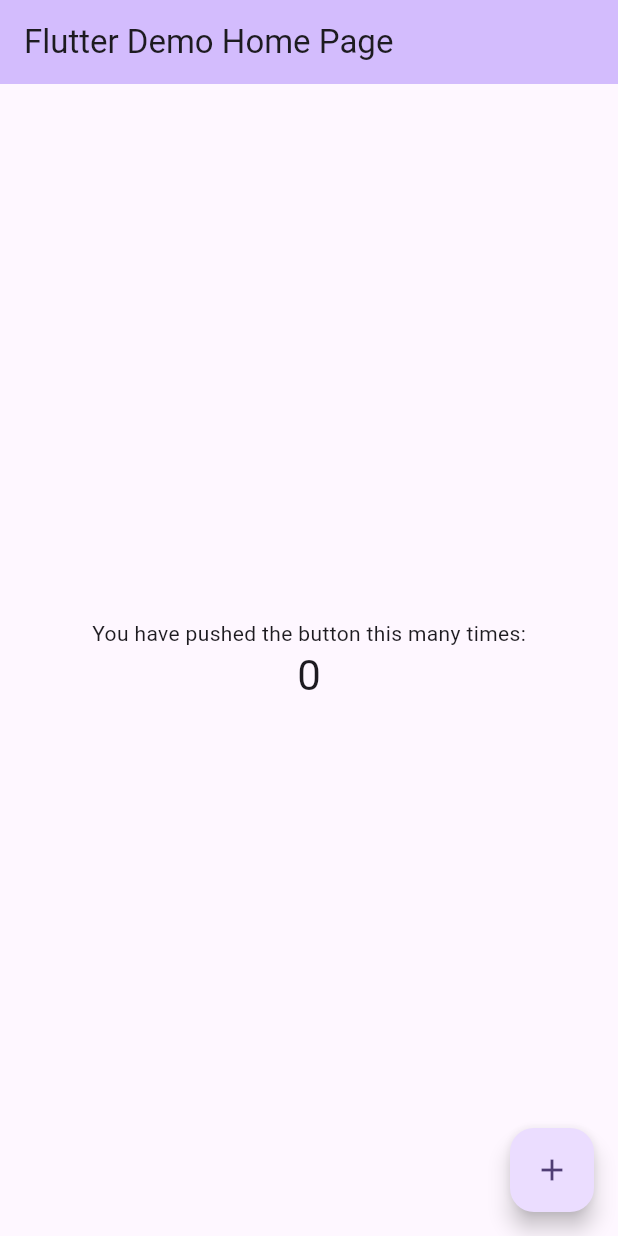
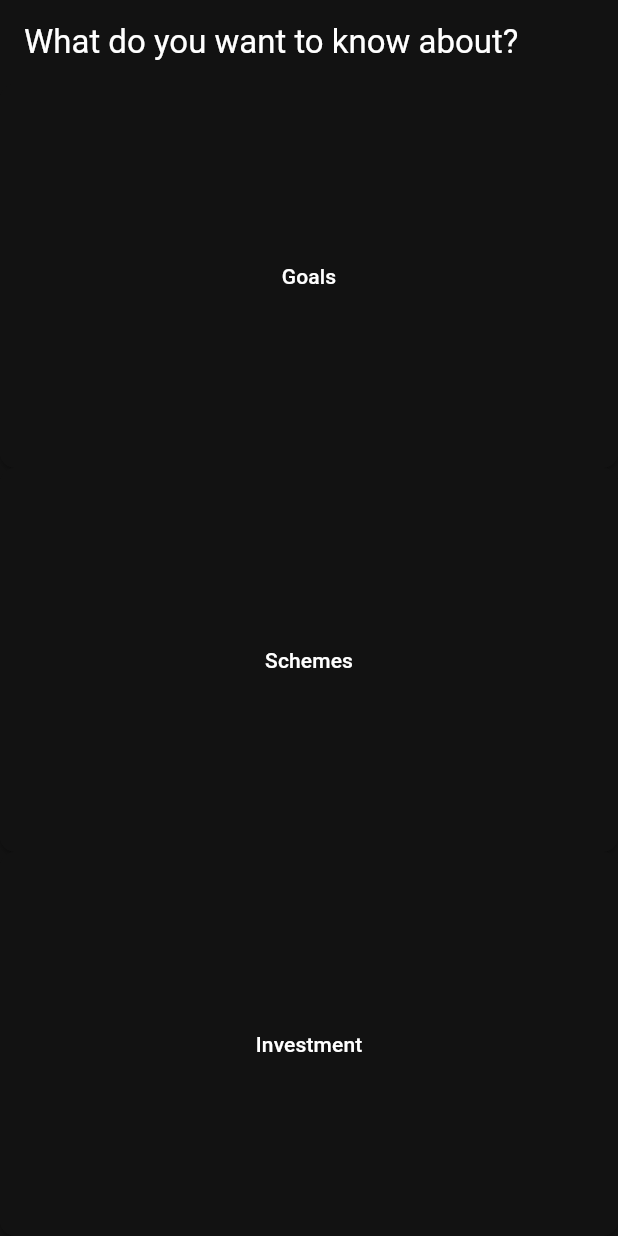
Before and after one commit to pranjalipilankar/finwise, a Flutter app: the screen it shows after launch, on a phone screen of 412 x 824 dp. Run offline on Flutter 3.47's test engine with Material 3 defaults, Android fonts, the light colour scheme and no system bars; our stand-ins replace appwrite.

Commit message:
Added choice page, schemes basic page, goals page

```diff
--- a/lib/main.dart
+++ b/lib/main.dart
@@ -1,125 +1,25 @@
+import 'package:finwise/screens/choice_screen.dart';
 import 'package:flutter/material.dart';
+
+final theme = ThemeData(
+  colorScheme: const ColorScheme.dark().copyWith(
+    primary: Colors.white,
+    secondary: Colors.blue[800],
+      ),
+);
+
 
 void main() {
   runApp(const MyApp());
 }
 
-class MyApp extends StatelessWidget {
+class MyApp extends StatelessWidget{
   const MyApp({super.key});
-
-  // This widget is the root of your application.
   @override
-  Widget build(BuildContext context) {
+  Widget build(BuildContext context){
     return MaterialApp(
-      title: 'Flutter Demo',
-      theme: ThemeData(
-        // This is the theme of your application.
-        //
-        // TRY THIS: Try running your application with "flutter run". You'll see
-        // the application has a purple toolbar. Then, without quitting the app,
-        // try changing the seedColor in the colorScheme below to Colors.green
-        // and then invoke "hot reload" (save your changes or press the "hot
-        // reload" button in a Flutter-supported IDE, or press "r" if you used
-        // the command line to start the app).
-        //
-        // Notice that the counter didn't reset back to zero; the application
-        // state is not lost during the reload. To reset the state, use hot
-        // restart instead.
-        //
-        // This works for code too, not just values: Most code changes can be
-        // tested with just a hot reload.
-        colorScheme: ColorScheme.fromSeed(seedColor: Colors.deepPurple),
-        useMaterial3: true,
-      ),
-      home: const MyHomePage(title: 'Flutter Demo Home Page'),
+      theme: theme,
+      home: const ChoiceScreen(),
     );
   }
 }
-
-class MyHomePage extends StatefulWidget {
-  const MyHomePage({super.key, required this.title});
-
-  // This widget is the home page of your application. It is stateful, meaning
-  // that it has a State object (defined below) that contains fields that affect
-  // how it looks.
-
-  // This class is the configuration for the state. It holds the values (in this
-  // case the title) provided by the parent (in this case the App widget) and
-  // used by the build method of the State. Fields in a Widget subclass are
-  // always marked "final".
-
-  final String title;
-
-  @override
-  State<MyHomePage> createState() => _MyHomePageState();
-}
-
-class _MyHomePageState extends State<MyHomePage> {
-  int _counter = 0;
-
-  void _incrementCounter() {
-    setState(() {
-      // This call to setState tells the Flutter framework that something has
-      // changed in this State, which causes it to rerun the build method below
-      // so that the display can reflect the updated values. If we changed
-      // _counter without calling setState(), then the build method would not be
-      // called again, and so nothing would appear to happen.
-      _counter++;
-    });
-  }
-
-  @override
-  Widget build(BuildContext context) {
-    // This method is rerun every time setState is called, for instance as done
-    // by the _incrementCounter method above.
-    //
-    // The Flutter framework has been optimized to make rerunning build methods
-    // fast, so that you can just rebuild anything that needs updating rather
-    // than having to individually change instances of widgets.
-    return Scaffold(
-      appBar: AppBar(
-        // TRY THIS: Try changing the color here to a specific color (to
-        // Colors.amber, perhaps?) and trigger a hot reload to see the AppBar
-        // change color while the other colors stay the same.
-        backgroundColor: Theme.of(context).colorScheme.inversePrimary,
-        // Here we take the value from the MyHomePage object that was created by
-        // the App.build method, and use it to set our appbar title.
-        title: Text(widget.title),
-      ),
-      body: Center(
-        // Center is a layout widget. It takes a single child and positions it
-        // in the middle of the parent.
-        child: Column(
-          // Column is also a layout widget. It takes a list of children and
-          // arranges them vertically. By default, it sizes itself to fit its
-          // children horizontally, and tries to be as tall as its parent.
-          //
-          // Column has various properties to control how it sizes itself and
-          // how it positions its children. Here we use mainAxisAlignment to
-          // center the children vertically; the main axis here is the vertical
-          // axis because Columns are vertical (the cross axis would be
-          // horizontal).
-          //
-          // TRY THIS: Invoke "debug painting" (choose the "Toggle Debug Paint"
-          // action in the IDE, or press "p" in the console), to see the
-          // wireframe for each widget.
-          mainAxisAlignment: MainAxisAlignment.center,
-          children: <Widget>[
-            const Text(
-              'You have pushed the button this many times:',
-            ),
-            Text(
-              '$_counter',
-              style: Theme.of(context).textTheme.headlineMedium,
-            ),
-          ],
-        ),
-      ),
-      floatingActionButton: FloatingActionButton(
-        onPressed: _incrementCounter,
-        tooltip: 'Increment',
-        child: const Icon(Icons.add),
-      ), // This trailing comma makes auto-formatting nicer for build methods.
-    );
-  }
-}
--- /dev/null
+++ b/lib/models/goals.dart
@@ -0,0 +1,6 @@
+class Goal {
+  final String title;
+  final String imagePath;
+
+  Goal({required this.title, required this.imagePath});
+}
--- /dev/null
+++ b/lib/screens/choice_screen.dart
@@ -0,0 +1,70 @@
+import 'package:finwise/screens/goals_screen.dart';
+import 'package:finwise/screens/info_screen.dart';
+import 'package:finwise/screens/details_screen.dart';
+import 'package:flutter/material.dart';
+
+class ChoiceScreen extends StatelessWidget {
+  const ChoiceScreen({super.key});
+  @override
+  Widget build(BuildContext context) {
+    return Scaffold(
+      appBar: AppBar(
+        title: const Text('What do you want to know about?'),
+      ),
+      body: Column(
+        mainAxisAlignment: MainAxisAlignment.spaceAround,
+        crossAxisAlignment: CrossAxisAlignment.stretch,
+        children: [
+          Expanded(
+            child: ElevatedButton(
+              onPressed: () {
+                Navigator.push(
+                  context,
+                  MaterialPageRoute(builder: (context) => const GoalsScreen() ),
+                );
+              },
+              style: ElevatedButton.styleFrom(
+                shape: RoundedRectangleBorder(
+                  borderRadius: BorderRadius.circular(10),
+                  ),
+                ),
+              child: const Text('Goals')
+            ),
+          ),
+          Expanded(
+            child: ElevatedButton(
+              onPressed: () {
+                Navigator.push(
+                  context,
+                  MaterialPageRoute(builder: (context) => const UserInfoPage()),
+                );
+              },
+              style: ElevatedButton.styleFrom(
+                shape: RoundedRectangleBorder(
+                  borderRadius: BorderRadius.circular(10),
+                  ),
+                ),
+              child:const Text('Schemes'),
+            ),
+          ),
+          Expanded(
+            child: ElevatedButton(
+              onPressed: () {
+                Navigator.push(
+                  context,
+                  MaterialPageRoute(builder: (context) =>const InvestmentInfoPage()),
+                );
+              },
+              style: ElevatedButton.styleFrom(
+                shape: RoundedRectangleBorder(
+                  borderRadius: BorderRadius.circular(10),
+                  ),
+                ),
+              child:const Text('Investment'),
+            ),
+          ),
+        ],
+      ),
+    );
+  }
+}
```
Also changed, not shown: lib/data/goals_data.dart (added, +9 -0 lines), lib/screens/details_screen.dart (added, +156 -0 lines), lib/screens/goals_screen.dart (added, +64 -0 lines), lib/screens/info_screen.dart (added, +62 -0 lines), lib/text.txt (added, +37 -0 lines), pubspec.yaml (+6 -4 lines), assets/3.png (added), assets/car.png (added), assets/education.png (added), assets/house-icon.png (added), lib/screens/activity_screen.dart (added), pubspec.lock.
